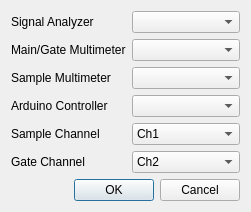
Old version of the form PyFANS/UI/UI_HardwareSettings.ui in the repository zigorrom/PyFANS.
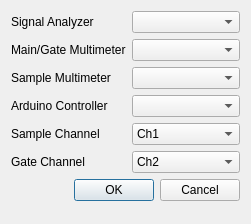
New version of the form.

Patch:
```diff
--- a/PyFANS/UI/UI_HardwareSettings.ui
+++ b/PyFANS/UI/UI_HardwareSettings.ui
@@ -7,7 +7,7 @@
     <x>0</x>
     <y>0</y>
     <width>251</width>
-    <height>197</height>
+    <height>224</height>
    </rect>
   </property>
   <property name="windowTitle">
```
Left out of the diff: 8 changed lines with no effect on the pictures.
